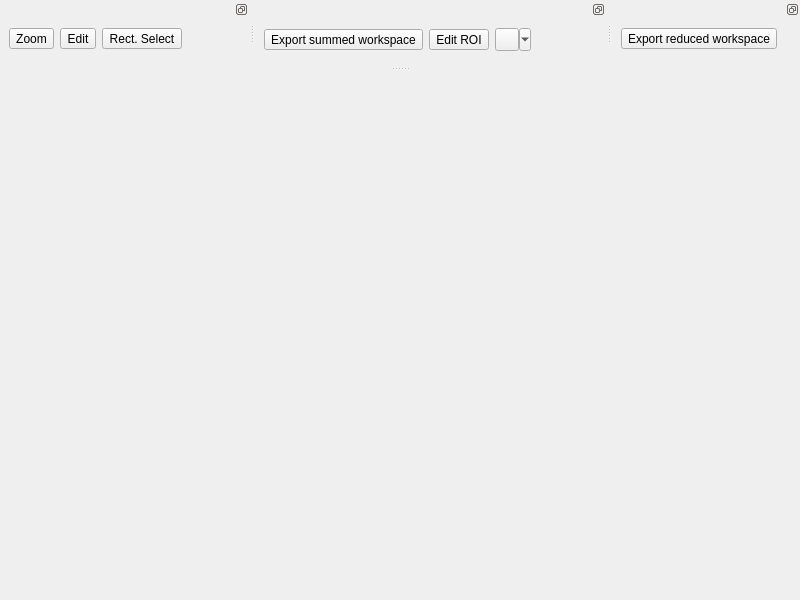
Qt form qt/scientific_interfaces/ISISReflectometry/GUI/Preview/PreviewDockedWidgets.ui (mantidproject/mantid) before a commit.
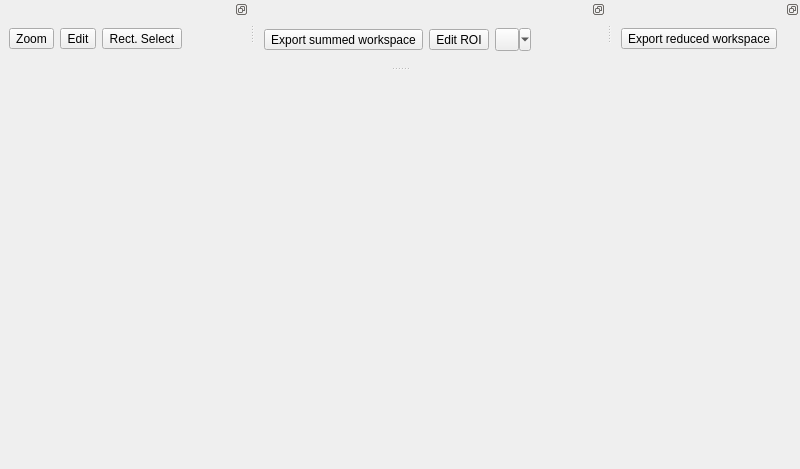
The same form after that commit. Custom widgets are drawn as their Qt base class.

Commit message:
Fix widget layout
So this was a painful two days. Turns out the only way to get the
widgets to shrink cleanly is to put them into a scroll area (but the
scroll bars don't get used, so I have no idea why this happens).

RE #34670

```diff
--- a/qt/scientific_interfaces/ISISReflectometry/GUI/Preview/PreviewDockedWidgets.ui
+++ b/qt/scientific_interfaces/ISISReflectometry/GUI/Preview/PreviewDockedWidgets.ui
@@ -7,9 +7,15 @@
     <x>0</x>
     <y>0</y>
     <width>800</width>
-    <height>600</height>
+    <height>469</height>
    </rect>
   </property>
+  <property name="sizePolicy">
+   <sizepolicy hsizetype="Expanding" vsizetype="Expanding">
+    <horstretch>0</horstretch>
+    <verstretch>0</verstretch>
+   </sizepolicy>
+  </property>
   <property name="windowTitle">
    <string>MainWindow</string>
   </property>
```
Left out of the diff: 17 changed lines with no effect on the pictures. The commit also changes 1 other file.
